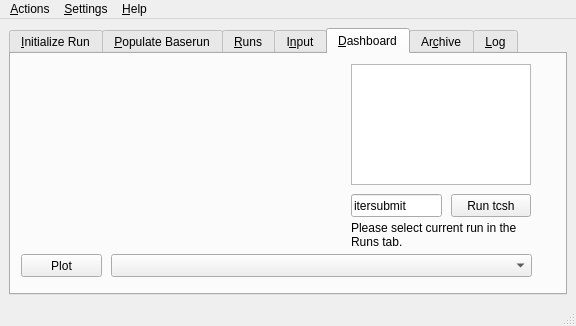
First picture: the form in src/gui/solps.ui, repository LeCAD-PEG/SOLPS-GUI, before the edit.
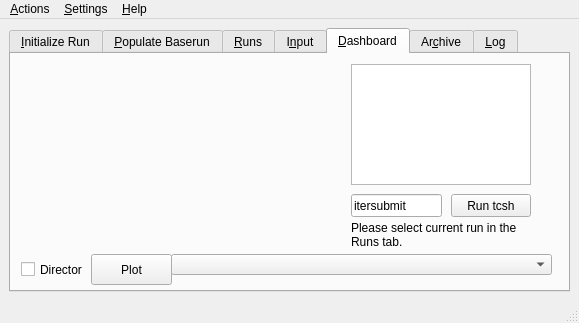
Second picture: the form after the edit. The open tabs and pages were chosen to show the change. Custom widgets are drawn as their Qt base class.

Commit message: Add director that redistribures signals around the dashboard

```diff
--- a/src/gui/solps.ui
+++ b/src/gui/solps.ui
@@ -9,8 +9,8 @@
    <rect>
     <x>0</x>
     <y>0</y>
-    <width>576</width>
-    <height>326</height>
+    <width>579</width>
+    <height>323</height>
    </rect>
   </property>
   <property name="sizePolicy">
@@ -430,10 +430,10 @@
        <widget class="QPushButton" name="pushButton_9">
         <property name="geometry">
          <rect>
-          <x>10</x>
+          <x>80</x>
           <y>200</y>
           <width>81</width>
-          <height>23</height>
+          <height>31</height>
          </rect>
         </property>
         <property name="text">
@@ -519,16 +519,35 @@
        <widget class="SolpsPlots" name="solpsplots">
         <property name="geometry">
          <rect>
-          <x>100</x>
+          <x>160</x>
           <y>200</y>
-          <width>421</width>
-          <height>23</height>
+          <width>381</width>
+          <height>21</height>
          </rect>
         </property>
         <property name="currentIndex">
          <number>40</number>
         </property>
        </widget>
+       <widget class="Director" name="director">
+        <property name="geometry">
+         <rect>
+          <x>10</x>
+          <y>200</y>
+          <width>74</width>
+          <height>31</height>
+         </rect>
+        </property>
+        <property name="toolTip">
+         <string>Director for emiting selected run</string>
+        </property>
+        <property name="whatsThis">
+         <string>This widget receives a selected run and directs    it further in various ways depending on the Check state.   </string>
+        </property>
+        <property name="text">
+         <string>Director</string>
+        </property>
+       </widget>
       </widget>
       <widget class="QWidget" name="tab_5">
        <attribute name="title">
@@ -602,7 +621,7 @@
     <rect>
      <x>0</x>
      <y>0</y>
-     <width>576</width>
+     <width>579</width>
      <height>22</height>
     </rect>
    </property>
@@ -660,6 +679,11 @@
   </action>
  </widget>
  <customwidgets>
+  <customwidget>
+   <class>Director</class>
+   <extends>QCheckBox</extends>
+   <header>director</header>
+  </customwidget>
   <customwidget>
    <class>Gnuplot</class>
    <extends>QLabel</extends>
```
Left out of the diff: 60 changed lines with no effect on the pictures. The commit also changes 6 other files.
